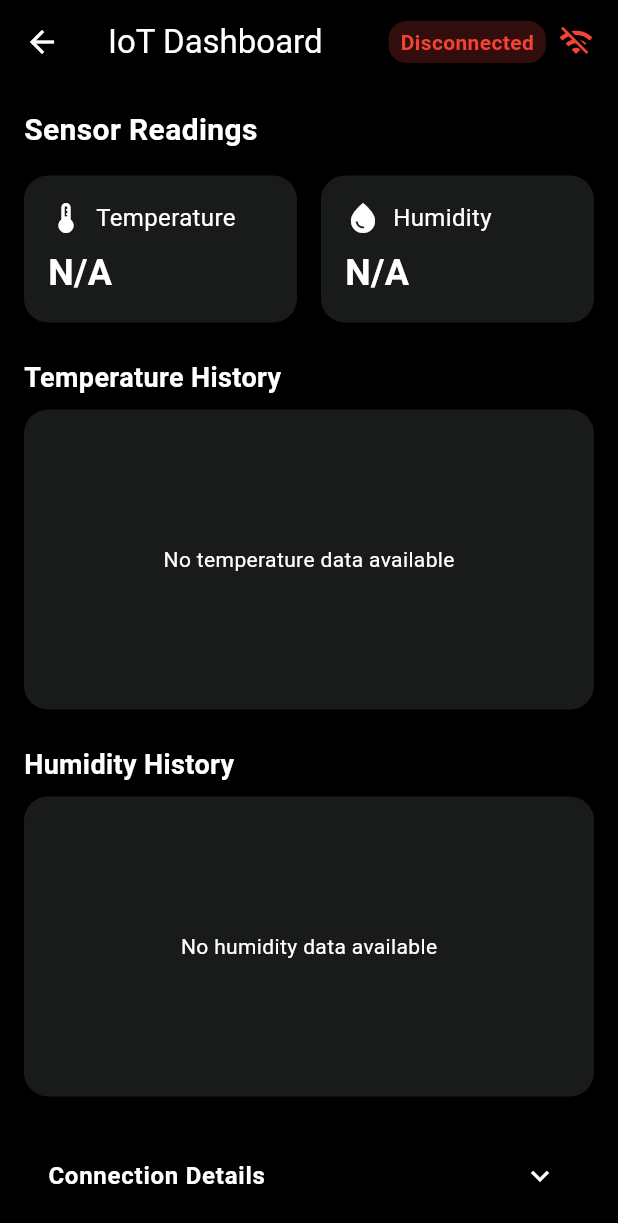
After one commit to DongzhuTan93/idrott-app, a Flutter app: the AdminDashboard screen opened by its route, after a tap on "RUN TEST", on a phone screen of 412 x 824 dp. The commit adds this screen. Shown: the top 1223 px of the screen. Run offline on Flutter 3.47's test engine with Material 3 defaults, Android fonts, the phone set to English and light mode, and no system bars; our stand-ins replace fl_chart; missing offline and left inert: mqtt_client; statements that could not run were skipped.

Commit message:
Major milestone: First successful mobile deployment with IoT dashboard and MQTT integration, removed web dependencies

```diff
--- a/lib/main.dart
+++ b/lib/main.dart
@@ -1,13 +1,35 @@
+import 'dart:io' as io;
 import 'package:flutter/material.dart';
+import 'package:provider/provider.dart';
 import 'screens/auth_screen.dart';
 import 'screens/auth/login_screen.dart';
 import 'screens/auth/register_screen.dart';
 import 'screens/admin/admin_dashboard.dart';
 import 'screens/admin/add_user_screen.dart';
 import 'screens/admin/user_list_screen.dart';
+import 'screens/iot_dashboard.dart';
+import 'services/mqtt_service.dart';
+
+// Custom HTTP overrides to handle certificate issues - only for native platforms
+class MyHttpOverrides extends io.HttpOverrides {
+  @override
+  io.HttpClient createHttpClient(io.SecurityContext? context) {
+    return super.createHttpClient(context)
+      ..badCertificateCallback =
+          (io.X509Certificate cert, String host, int port) => true;
+  }
+}
 
 void main() {
-  runApp(const IdrrottApp());
+  // Set HTTP overrides for all mobile platforms
+  io.HttpOverrides.global = MyHttpOverrides();
+
+  runApp(
+    MultiProvider(
+      providers: [ChangeNotifierProvider(create: (_) => MqttService())],
+      child: const IdrrottApp(),
+    ),
+  );
 }
 
 class IdrrottApp extends StatelessWidget {
@@ -30,6 +52,7 @@ class IdrrottApp extends StatelessWidget {
         '/admin': (context) => const AdminDashboard(),
         '/admin/add-user': (context) => const AddUserScreen(),
         '/admin/users': (context) => const UserListScreen(),
+        '/iot-dashboard': (context) => const IoTDashboard(),
         // Setting route can be added when implemented
         // '/admin/settings': (context) => const SettingsScreen(),
       },
--- a/lib/screens/admin/admin_dashboard.dart
+++ b/lib/screens/admin/admin_dashboard.dart
@@ -98,6 +98,16 @@ class _AdminDashboardState extends State<AdminDashboard> {
                                       '/admin/settings',
                                     ),
                               ),
+                              const SizedBox(height: 30),
+                              PrimaryButton(
+                                text: 'RUN TEST',
+                                width: double.infinity,
+                                onPressed:
+                                    () => Navigator.pushNamed(
+                                      context,
+                                      '/iot-dashboard',
+                                    ),
+                              ),
 
                               const Spacer(),
                             ],
--- /dev/null
+++ b/lib/screens/iot_dashboard.dart
@@ -0,0 +1,394 @@
+import 'package:flutter/material.dart';
+import 'package:provider/provider.dart';
+import 'package:fl_chart/fl_chart.dart';
+import '../services/mqtt_service.dart';
+import '../theme/colors.dart';
+
+
+class IoTDashboard extends StatefulWidget {
+  const IoTDashboard({super.key});
+
+  @override
+  State<IoTDashboard> createState() => _IoTDashboardState();
+}
+
+class _IoTDashboardState extends State<IoTDashboard> {
+  @override
+  void initState() {
+    super.initState();
+    _connectToMqtt();
+  }
+
+  void _connectToMqtt() {
+    WidgetsBinding.instance.addPostFrameCallback((_) {
+      final mqttService = Provider.of<MqttService>(context, listen: false);
+      mqttService.initializeMqtt();
+    });
+  }
+
+  @override
+  Widget build(BuildContext context) {
+    return Scaffold(
+      backgroundColor: Colors.black,
+      appBar: AppBar(
+        backgroundColor: Colors.black,
+        iconTheme: const IconThemeData(color: Colors.white),
+        title: const Text(
+          'IoT Dashboard',
+          style: TextStyle(color: Colors.white),
+        ),
+        actions: [
+          Consumer<MqttService>(
+            builder: (context, mqttService, child) {
+              return Padding(
+                padding: const EdgeInsets.only(right: 16.0),
+                child: Row(
+                  children: [
+                    Container(
+                      padding: const EdgeInsets.symmetric(
+                        horizontal: 8,
+                        vertical: 4,
+                      ),
+                      decoration: BoxDecoration(
+                        color:
+                            mqttService.isConnected
+                                ? Colors.green.withAlpha(51)
+                                : Colors.red.withAlpha(51),
+                        borderRadius: BorderRadius.circular(12),
+                      ),
+                      child: Text(
+                        mqttService.isConnected ? "Live Data" : "Disconnected",
+                        style: TextStyle(
+                          color:
+                              mqttService.isConnected
+                                  ? Colors.green
+                                  : Colors.red,
+                          fontWeight: FontWeight.bold,
+                        ),
+                      ),
+                    ),
+                    const SizedBox(width: 8),
+                    Icon(
+                      mqttService.isConnected ? Icons.wifi : Icons.wifi_off,
+                      color:
+                          mqttService.isConnected ? Colors.green : Colors.red,
+                    ),
+                  ],
+                ),
+              );
+            },
+          ),
+        ],
+      ),
+      body: SafeArea(
+        child: Padding(
+          padding: const EdgeInsets.all(16.0),
+          child: Column(
+            crossAxisAlignment: CrossAxisAlignment.start,
+            children: [
+              const Text(
+                'Sensor Readings',
+                style: TextStyle(
+                  fontSize: 20,
+                  fontWeight: FontWeight.bold,
+                  color: Colors.white,
+                ),
+              ),
+              const SizedBox(height: 16),
+
+              // Current Readings
+              Consumer<MqttService>(
+                builder: (context, mqttService, child) {
+                  final temperature = mqttService.getLatestTemperature();
+                  final humidity = mqttService.getLatestHumidity();
+
+                  return Row(
+                    children: [
+                      Expanded(
+                        child: _buildSensorCard(
+                          'Temperature',
+                          temperature != null
+                              ? '${temperature.toStringAsFixed(1)}°C'
+                              : 'N/A',
+                          Icons.thermostat,
+                        ),
+                      ),
+                      const SizedBox(width: 16),
+                      Expanded(
+                        child: _buildSensorCard(
+                          'Humidity',
+                          humidity != null
+                              ? '${humidity.toStringAsFixed(1)}%'
+                              : 'N/A',
+                          Icons.water_drop,
+                        ),
+                      ),
+                    ],
+                  );
+                },
+              ),
+
+              const SizedBox(height: 24),
+              const Text(
+                'Temperature History',
+                style: TextStyle(
+                  fontSize: 18,
+                  fontWeight: FontWeight.bold,
+                  color: Colors.white,
+                ),
+              ),
+              const SizedBox(height: 8),
+
+              // Temperature Chart
+              Container(
+                height: 200,
+                padding: const EdgeInsets.all(16),
+                decoration: BoxDecoration(
+                  color: AppColors.cardBackground,
+                  borderRadius: BorderRadius.circular(16),
+                ),
+                child: Consumer<MqttService>(
+                  builder: (context, mqttService, child) {
+                    final temperatureData =
+                        mqttService.getTemperatureReadings();
+                    if (temperatureData.isEmpty) {
+                      return const Center(
+                        child: Text(
+                          'No temperature data available',
+                          style: TextStyle(color: Colors.white),
+                        ),
+                      );
+                    }
+                    return LineChart(
+                      _buildTemperatureLineChart(temperatureData),
+                    );
+                  },
+                ),
+              ),
+
+              const SizedBox(height: 24),
+              const Text(
+                'Humidity History',
+                style: TextStyle(
+                  fontSize: 18,
+                  fontWeight: FontWeight.bold,
+                  color: Colors.white,
+                ),
+              ),
+              const SizedBox(height: 8),
+
+              // Humidity Chart
+              Container(
+                height: 200,
+                padding: const EdgeInsets.all(16),
+                decoration: BoxDecoration(
+                  color: AppColors.cardBackground,
+                  borderRadius: BorderRadius.circular(16),
+                ),
+                child: Consumer<MqttService>(
+                  builder: (context, mqttService, child) {
+                    final humidityData = mqttService.getHumidityReadings();
+                    if (humidityData.isEmpty) {
+                      return const Center(
+                        child: Text(
+                          'No humidity data available',
+                          style: TextStyle(color: Colors.white),
+                        ),
+                      );
+                    }
+                    return LineChart(_buildHumidityLineChart(humidityData));
+                  },
+                ),
+              ),
+
+              // Debug Section
+              const SizedBox(height: 24),
+              ExpansionTile(
+                collapsedIconColor: Colors.white,
+                iconColor: Colors.white,
+                title: const Text(
+                  'Connection Details',
+                  style: TextStyle(
+                    fontSize: 16,
+                    fontWeight: FontWeight.bold,
+                    color: Colors.white,
+                  ),
+                ),
+                children: [
+                  Container(
+                    padding: const EdgeInsets.all(16),
+                    decoration: BoxDecoration(
+                      color: AppColors.cardBackground,
+                      borderRadius: BorderRadius.circular(16),
+                    ),
+                    child: Consumer<MqttService>(
+                      builder: (context, mqttService, child) {
+                        return Column(
+                          crossAxisAlignment: CrossAxisAlignment.start,
+                          children: [
+                            Text(
+                              'Broker: cscloud7-148.lnu.se:1883',
+                              style: const TextStyle(color: Colors.white),
+                            ),
+                            Text(
+                              'Topic: data/sht30',
+                              style: const TextStyle(color: Colors.white),
+                            ),
+                            Text(
+                              'Connection Status: ${mqttService.connectionStatus}',
+                              style: TextStyle(
+                                color:
+                                    mqttService.isConnected
+                                        ? Colors.green
+                                        : Colors.red,
+                              ),
+                            ),
+                            Text(
+                              'Data Source: Direct MQTT Connection',
+                              style: const TextStyle(color: Colors.white),
+                            ),
+                            Text(
+                              'Data Points: ${mqttService.sensorData.length}',
+                              style: const TextStyle(color: Colors.white),
+                            ),
+                            const SizedBox(height: 10),
+                            ElevatedButton(
+                              style: ElevatedButton.styleFrom(
+                                backgroundColor: Colors.blue,
+                              ),
+                              onPressed: _connectToMqtt,
+                              child: const Text(
+                                'Refresh Connection',
+                                style: TextStyle(color: Colors.white),
+                              ),
+                            ),
+                          ],
+                        );
+                      },
+                    ),
+                  ),
+                ],
+              ),
+            ],
+          ),
+        ),
+      ),
+    );
+  }
+
+  Widget _buildSensorCard(String title, String value, IconData icon) {
+    return Container(
+      padding: const EdgeInsets.all(16),
+      decoration: BoxDecoration(
+        color: AppColors.cardBackground,
+        borderRadius: BorderRadius.circular(16),
+      ),
+      child: Column(
+        crossAxisAlignment: CrossAxisAlignment.start,
+        children: [
+          Row(
+            children: [
+              Icon(icon, color: Colors.white),
+              const SizedBox(width: 8),
+              Text(
+                title,
+                style: const TextStyle(color: Colors.white, fontSize: 16),
+              ),
+            ],
+          ),
+          const SizedBox(height: 8),
+          Text(
+            value,
+            style: const TextStyle(
+              color: Colors.white,
+              fontSize: 24,
+              fontWeight: FontWeight.bold,
+            ),
+          ),
+        ],
+      ),
+    );
+  }
+
+  LineChartData _buildTemperatureLineChart(List<Map<String, dynamic>> data) {
+    final List<FlSpot> spots = [];
+
+    for (int i = 0; i < data.length; i++) {
+      final value = data[i]['value']?.toDouble() ?? 0.0;
+      spots.add(FlSpot(i.toDouble(), value));
+    }
+
+    return LineChartData(
+      gridData: const FlGridData(show: false),
+      titlesData: const FlTitlesData(show: false),
+      borderData: FlBorderData(show: false),
+      lineBarsData: [
+        LineChartBarData(
+          spots: spots,
+          isCurved: true,
+          color: Colors.orange,
+          barWidth: 3,
+          isStrokeCapRound: true,
+          dotData: const FlDotData(show: false),
+          belowBarData: BarAreaData(
+            show: true,
+            color: Colors.orange.withAlpha(51),
+          ),
+        ),
+      ],
+      minY: _getMinValue(data) - 2,
+      maxY: _getMaxValue(data) + 2,
+    );
+  }
+
+  LineChartData _buildHumidityLineChart(List<Map<String, dynamic>> data) {
+    final List<FlSpot> spots = [];
+
+    for (int i = 0; i < data.length; i++) {
+      final value = data[i]['value']?.toDouble() ?? 0.0;
+      spots.add(FlSpot(i.toDouble(), value));
+    }
+
+    return LineChartData(
+      gridData: const FlGridData(show: false),
+      titlesData: const FlTitlesData(show: false),
+      borderData: FlBorderData(show: false),
+      lineBarsData: [
+        LineChartBarData(
+          spots: spots,
+          isCurved: true,
+          color: Colors.blue,
+          barWidth: 3,
+          isStrokeCapRound: true,
+          dotData: const FlDotData(show: false),
+          belowBarData: BarAreaData(
+            show: true,
+            color: Colors.blue.withAlpha(51),
+          ),
+        ),
+      ],
+      minY: _getMinValue(data) - 5,
+      maxY: _getMaxValue(data) + 5,
+    );
+  }
+
+  double _getMinValue(List<Map<String, dynamic>> data) {
+    if (data.isEmpty) return 0;
+    double min = data.first['value']?.toDouble() ?? 0;
+    for (var item in data) {
+      final value = item['value']?.toDouble() ?? 0;
+      if (value < min) min = value;
+    }
+    return min;
+  }
+
+  double _getMaxValue(List<Map<String, dynamic>> data) {
+    if (data.isEmpty) return 100;
+    double max = data.first['value']?.toDouble() ?? 0;
+    for (var item in data) {
+      final value = item['value']?.toDouble() ?? 0;
+      if (value > max) max = value;
+    }
+    return max;
+  }
+}
--- /dev/null
+++ b/lib/services/mqtt_service.dart
@@ -0,0 +1,183 @@
+import 'dart:convert';
+import 'dart:async';
+import 'package:flutter/foundation.dart';
+import 'package:mqtt_client/mqtt_client.dart';
+import 'package:mqtt_client/mqtt_server_client.dart';
+
+class MqttService with ChangeNotifier {
+  // Client instance - dynamically selected based on platform
+  MqttServerClient? _client;
+
+  // Connection settings
+  final String _clientId =
+      'flutter_app_${DateTime.now().millisecondsSinceEpoch}';
+  final String _topic = 'data/sht30';
+
+  // State variables
+  bool _isConnected = false;
+  final List<Map<String, dynamic>> _sensorData = [];
+  String _connectionStatus = "Not connected";
+
+  // Getters
+  bool get isConnected => _isConnected;
+  List<Map<String, dynamic>> get sensorData => _sensorData;
+  String get connectionStatus => _connectionStatus;
+
+  Future<void> initializeMqtt() async {
+    debugPrint('Initializing MQTT connection...');
+
+    try {
+      // Create the MQTT client
+      _client = MqttServerClient('cscloud7-148.lnu.se', _clientId);
+      _client!.port = 1883;
+      _client!.logging(on: false);
+      _client!.keepAlivePeriod = 30;
+
+      // Set callbacks
+      _client!.onDisconnected = _onDisconnected;
+      _client!.onConnected = _onConnected;
+      _client!.onSubscribed = _onSubscribed;
+
+      // Set connection message
+      final connMess = MqttConnectMessage()
+          .withClientIdentifier(_clientId)
+          .authenticateAs('iotlab', 'iotlab')
+          .startClean()
+          .withWillQos(MqttQos.atLeastOnce);
+
+      _client!.connectionMessage = connMess;
+
+      await _client!.connect();
+
+      // Check connection status
+      if (_client!.connectionStatus!.state == MqttConnectionState.connected) {
+        debugPrint('MQTT client connected');
+        _isConnected = true;
+        _connectionStatus = "Connected";
+        _subscribeToTopic();
+        notifyListeners();
+      } else {
+        debugPrint(
+          'MQTT client connection failed - status is ${_client!.connectionStatus}',
+        );
+        _connectionStatus =
+            "Connection failed: ${_client!.connectionStatus!.state.toString()}";
+        _client!.disconnect();
+        _isConnected = false;
+      }
+    } catch (e) {
+      _connectionStatus = "Error: ${e.toString()}";
+      debugPrint('MQTT setup error: $e');
+      _isConnected = false;
+
+      // Special handling for common errors
+      if (e.toString().contains('SecurityContext')) {
+        debugPrint('Security context error - this is common on web platforms');
+        _connectionStatus =
+            "Web connection security error - try using non-secure connection";
+      } else if (e.toString().contains('Connection refused')) {
+        _connectionStatus =
+            "Connection refused - check broker address and port";
+      }
+
+      notifyListeners();
+    }
+  }
+
+  void _onConnected() {
+    debugPrint('Connected to MQTT broker');
+    _isConnected = true;
+    _connectionStatus = "Connected";
+    _subscribeToTopic();
+    notifyListeners();
+  }
+
+  void _onDisconnected() {
+    debugPrint('Disconnected from MQTT broker');
+    _isConnected = false;
+    _connectionStatus = "Disconnected";
+    notifyListeners();
+  }
+
+  void _onSubscribed(String topic) {
+    debugPrint('Subscribed to topic: $topic');
+    _connectionStatus = "Subscribed to $topic";
+    notifyListeners();
+  }
+
+  void _subscribeToTopic() {
+    debugPrint('Subscribing to $_topic');
+    _client!.subscribe(_topic, MqttQos.atLeastOnce);
+
+    _client!.updates!.listen((List<MqttReceivedMessage<MqttMessage>> c) {
+      final message = c[0].payload as MqttPublishMessage;
+      final payload = MqttPublishPayload.bytesToStringAsString(
+        message.payload.message,
+      );
+      debugPrint('RECEIVED: Topic=${c[0].topic}, Message=$payload');
+
+      try {
+        final Map<String, dynamic> data = json.decode(payload);
+        // Add timestamp if not present
+        if (!data.containsKey('timestamp')) {
+          data['timestamp'] = DateTime.now().millisecondsSinceEpoch;
+        }
+
+        // Map fields from the MQTT format
+        _sensorData.add({
+          'temperature': data['temperature_celsius'] ?? data['temperature'],
+          'humidity': data['humidity_percent'] ?? data['humidity'],
+          'timestamp': data['timestamp'],
+        });
+
+        if (_sensorData.length > 100) {
+          // Keep only the last 100 readings to prevent memory issues
+          _sensorData.removeAt(0);
+        }
+
+        notifyListeners();
+      } catch (e) {
+        debugPrint('Error parsing JSON: $e');
+      }
+    });
+  }
+
+  void disconnect() {
+    if (_client != null &&
+        _client!.connectionStatus!.state == MqttConnectionState.connected) {
+      _client!.disconnect();
+    }
+  }
+
+  // Get latest temperature reading
+  double? getLatestTemperature() {
+    if (_sensorData.isEmpty) return null;
+    return _sensorData.last['temperature']?.toDouble();
+  }
+
+  // Get latest humidity reading
+  double? getLatestHumidity() {
+    if (_sensorData.isEmpty) return null;
+    return _sensorData.last['humidity']?.toDouble();
+  }
+
+  // Get all temperature readings
+  List<Map<String, dynamic>> getTemperatureReadings() {
+    return _sensorData.map((data) {
+      return {'timestamp': data['timestamp'], 'value': data['temperature']};
+    }).toList();
+  }
+
+  // Get all humidity readings
+  List<Map<String, dynamic>> getHumidityReadings() {
+    return _sensorData.map((data) {
+      return {'timestamp': data['timestamp'], 'value': data['humidity']};
+    }).toList();
+  }
+
+  @override
+  void dispose() {
+    disconnect();
+    super.dispose();
+  }
+}
```
Also changed, not shown: pubspec.yaml (+12 -1 lines), pubspec.lock, 2 other files.
